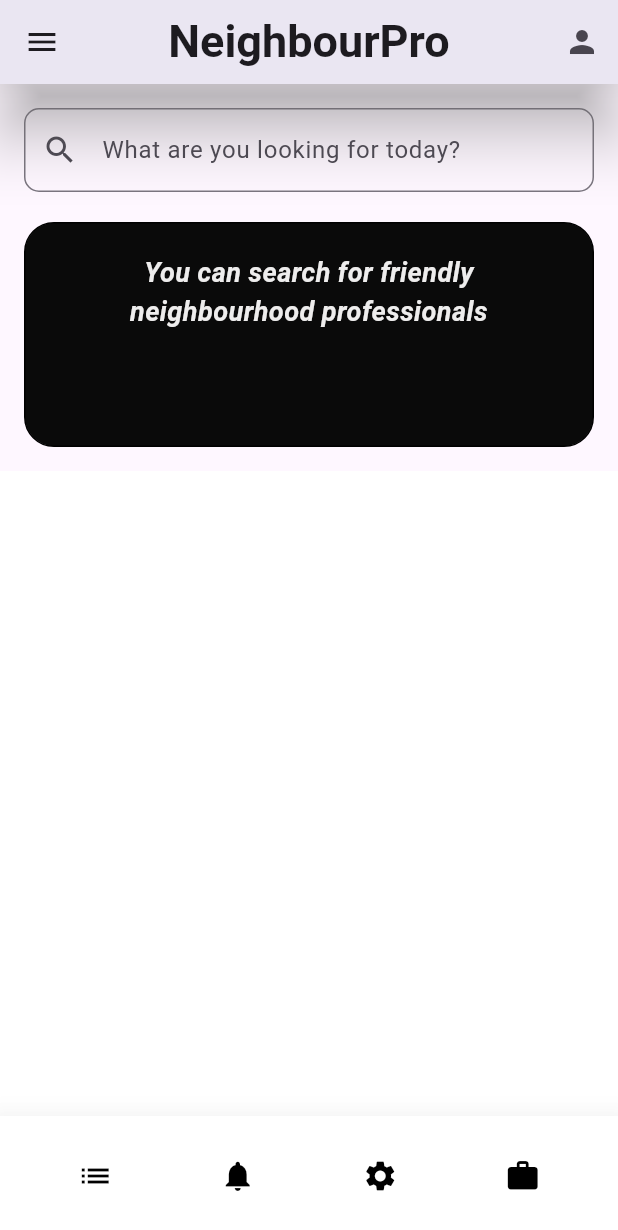
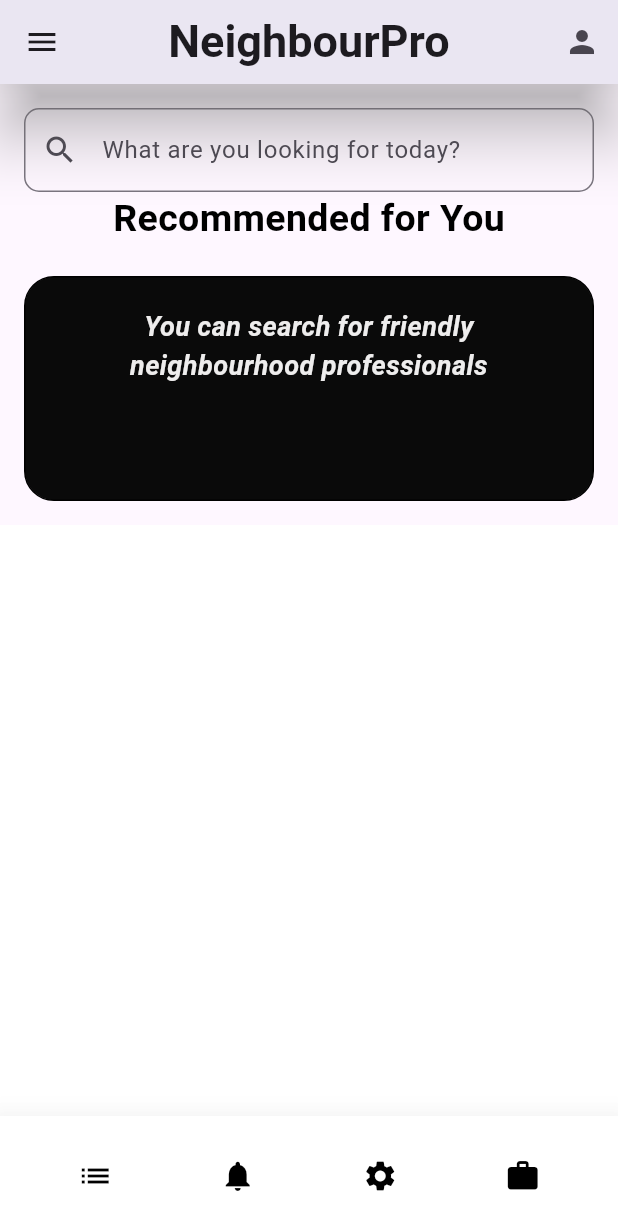
Before and after one commit to samudrasdas/neighbournoob, a Flutter app: the HomePage screen opened by its route, on a phone screen of 412 x 824 dp. Shown: the top 1230 px of the screen. Run offline on Flutter 3.47's test engine with Material 3 defaults, Android fonts, the phone set to English and light mode, and no system bars; our stand-ins replace flutter_secure_storage, fluttertoast, marquee; accounts and stored records are empty; network calls fail.

Commit message:
added recommended text

```diff
--- a/lib/home_page.dart
+++ b/lib/home_page.dart
@@ -103,6 +103,14 @@ class _HomePageState extends State<HomePage> {
                     ),
                   ],
                 ),
+                 Text(
+      'Recommended for You',
+      style: TextStyle(
+        fontWeight: FontWeight.bold,
+        fontSize: 25,
+        color: Colors.black,
+      ),
+    ),
                 SizedBox(height: 20),
                 Center(
                   child: SizedBox(
@@ -122,7 +130,7 @@ class _HomePageState extends State<HomePage> {
                                 fontWeight: FontWeight.bold,
                                 fontSize: 18,
                                 color: const Color.fromARGB(255, 238, 237, 237),
-                                fontStyle: FontStyle.italic,
+                                fontStyle: FontStyle.normal,
                               ),
                               scrollAxis: Axis.horizontal,
                               crossAxisAlignment: CrossAxisAlignment.center,
```
